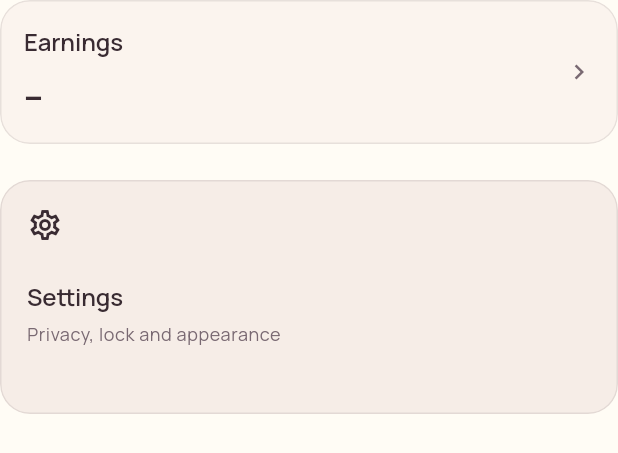
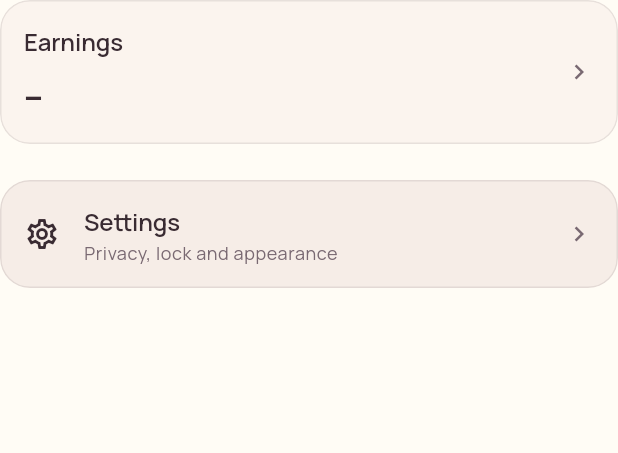
Before and after one commit to tminus1hisham/content, a Flutter app: the _CreatorBody widget shown alone on an empty page, opened directly, on a phone screen of 412 x 824 dp. Shown: the top 453 px of the screen. Run offline on Flutter 3.47's test engine with Material 3 defaults, Android fonts, the phone set to English and light mode, and no system bars; our stand-ins replace dio, flutter_riverpod, flutter_secure_storage, go_router, image_picker, local_auth and 3 more; missing offline and left inert: flutter_ota_update, livekit_client; accounts and stored records are empty; network calls fail.

Commit message:
fix(profile): three-column counts, intrinsic stacked cards, compact creator settings

```diff
--- a/lib/features/profile/profile_screen.dart
+++ b/lib/features/profile/profile_screen.dart
@@ -190,7 +190,7 @@ class _FanBody extends ConsumerWidget {
       children: [
         LayoutBuilder(
           builder: (context, box) {
-            final rows = _largeText(context) || (box.maxWidth - 16) / 3 < 112;
+            final rows = _largeText(context) || (box.maxWidth - 16) / 3 < 88;
             final cells = [
               for (final (value, label, onTap) in counts)
                 _Count(value: value, label: label, row: rows, onTap: onTap),
@@ -268,10 +268,7 @@ class _CreatorBody extends ConsumerWidget {
           ),
         ),
         const SizedBox(height: 24),
-        ConstrainedBox(
-          constraints: const BoxConstraints(minHeight: 156),
-          child: const _SettingsTile(),
-        ),
+        const _SettingsTile(row: true),
       ],
     );
   }
@@ -286,6 +283,13 @@ class _Pair extends StatelessWidget {
 
   @override
   Widget build(BuildContext context) {
+    if (_largeText(context)) {
+      return Column(
+        crossAxisAlignment: CrossAxisAlignment.stretch,
+        spacing: 12,
+        children: children,
+      );
+    }
     final sized = [
       for (final c in children)
         ConstrainedBox(
@@ -293,13 +297,6 @@ class _Pair extends StatelessWidget {
           child: c,
         ),
     ];
-    if (_largeText(context)) {
-      return Column(
-        crossAxisAlignment: CrossAxisAlignment.stretch,
-        spacing: 12,
-        children: sized,
-      );
-    }
     return IntrinsicHeight(
       child: Row(
         crossAxisAlignment: CrossAxisAlignment.stretch,
@@ -526,6 +523,7 @@ class _QuietTile extends StatelessWidget {
     required this.title,
     required this.subtitle,
     required this.onTap,
+    this.row = false,
   });
 
   final IconData icon;
@@ -533,10 +531,46 @@ class _QuietTile extends StatelessWidget {
   final String subtitle;
   final VoidCallback onTap;
 
+  /// A full-width compact row instead of a tall tile.
+  final bool row;
+
   @override
   Widget build(BuildContext context) {
     final cs = Theme.of(context).colorScheme;
     final tt = Theme.of(context).textTheme;
+    if (row) {
+      return Pressable(
+        child: _Card(
+          onTap: onTap,
+          color: cs.surfaceContainer,
+          child: ConstrainedBox(
+            constraints: const BoxConstraints(minHeight: 40),
+            child: Row(
+              spacing: 16,
+              children: [
+                Icon(icon, size: 24, color: cs.onSurface),
+                Expanded(
+                  child: Column(
+                    crossAxisAlignment: CrossAxisAlignment.start,
+                    mainAxisSize: MainAxisSize.min,
+                    children: [
+                      Text(title, style: tt.titleMedium),
+                      Text(
+                        subtitle,
+                        style: tt.bodySmall?.copyWith(
+                          color: cs.onSurfaceVariant,
+                        ),
+                      ),
+                    ],
+                  ),
+                ),
+                Icon(Icons.chevron_right, size: 20, color: cs.onSurfaceVariant),
+              ],
+            ),
+          ),
+        ),
+      );
+    }
     return Pressable(
       child: _Card(
         onTap: onTap,
@@ -561,10 +595,13 @@ class _QuietTile extends StatelessWidget {
 }
 
 class _SettingsTile extends StatelessWidget {
-  const _SettingsTile();
+  const _SettingsTile({this.row = false});
+
+  final bool row;
 
   @override
   Widget build(BuildContext context) => _QuietTile(
+    row: row,
     icon: Icons.settings_outlined,
     title: 'Settings',
     subtitle: 'Privacy, lock and appearance',
```
Also changed, not shown: 1 other file.
